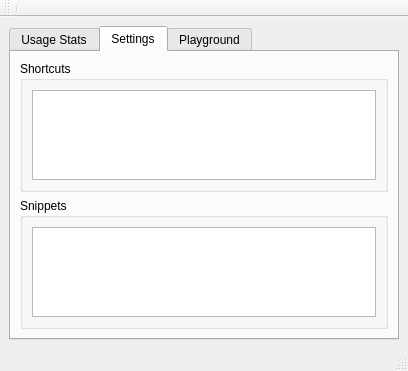
Before: the Qt Designer form ui/Ui_UserWindow.ui in arnm/accipiokey, drawn with Qt 5.
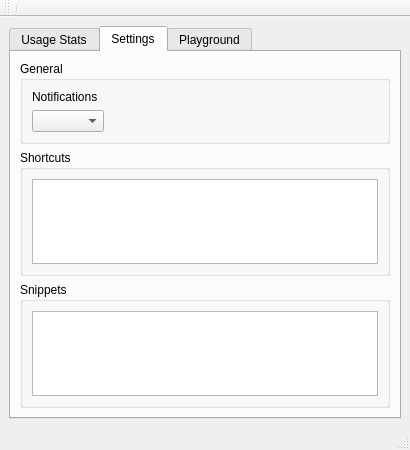
After: the same form once the commit is applied. The open tabs and pages were chosen to show the change.

Commit message: adding functionality to settings pane polished up notification window

Patch:
```diff
--- a/ui/Ui_UserWindow.ui
+++ b/ui/Ui_UserWindow.ui
@@ -6,8 +6,8 @@
    <rect>
     <x>0</x>
     <y>0</y>
-    <width>408</width>
-    <height>371</height>
+    <width>410</width>
+    <height>450</height>
    </rect>
   </property>
   <property name="windowTitle">
@@ -55,7 +55,7 @@
         <string>Settings</string>
        </attribute>
        <layout class="QGridLayout" name="gridLayout_3">
-        <item row="1" column="0" colspan="2">
+        <item row="3" column="0" colspan="2">
          <widget class="QGroupBox" name="snippets_gb">
           <property name="title">
            <string>Snippets</string>
@@ -67,7 +67,7 @@
           </layout>
          </widget>
         </item>
-        <item row="0" column="0" colspan="2">
+        <item row="2" column="0" colspan="2">
          <widget class="QGroupBox" name="shortcuts_gb">
           <property name="title">
            <string>Shortcuts</string>
@@ -79,6 +79,38 @@
           </layout>
          </widget>
         </item>
+        <item row="1" column="0" colspan="2">
+         <widget class="QGroupBox" name="general_gb">
+          <property name="title">
+           <string>General</string>
+          </property>
+          <layout class="QGridLayout" name="gridLayout_7">
+           <item row="1" column="3">
+            <spacer name="horizontalSpacer_2">
+             <property name="orientation">
+              <enum>Qt::Horizontal</enum>
+             </property>
+             <property name="sizeHint" stdset="0">
+              <size>
+               <width>40</width>
+               <height>20</height>
+              </size>
+             </property>
+            </spacer>
+           </item>
+           <item row="0" column="2">
+            <widget class="QLabel" name="label">
+             <property name="text">
+              <string>Notifications</string>
+             </property>
+            </widget>
+           </item>
+           <item row="1" column="2">
+            <widget class="QComboBox" name="nw_pos_combo"/>
+           </item>
+          </layout>
+         </widget>
+        </item>
        </layout>
       </widget>
       <widget class="QWidget" name="playground_tab">
```
The commit also changes 7 other files.
